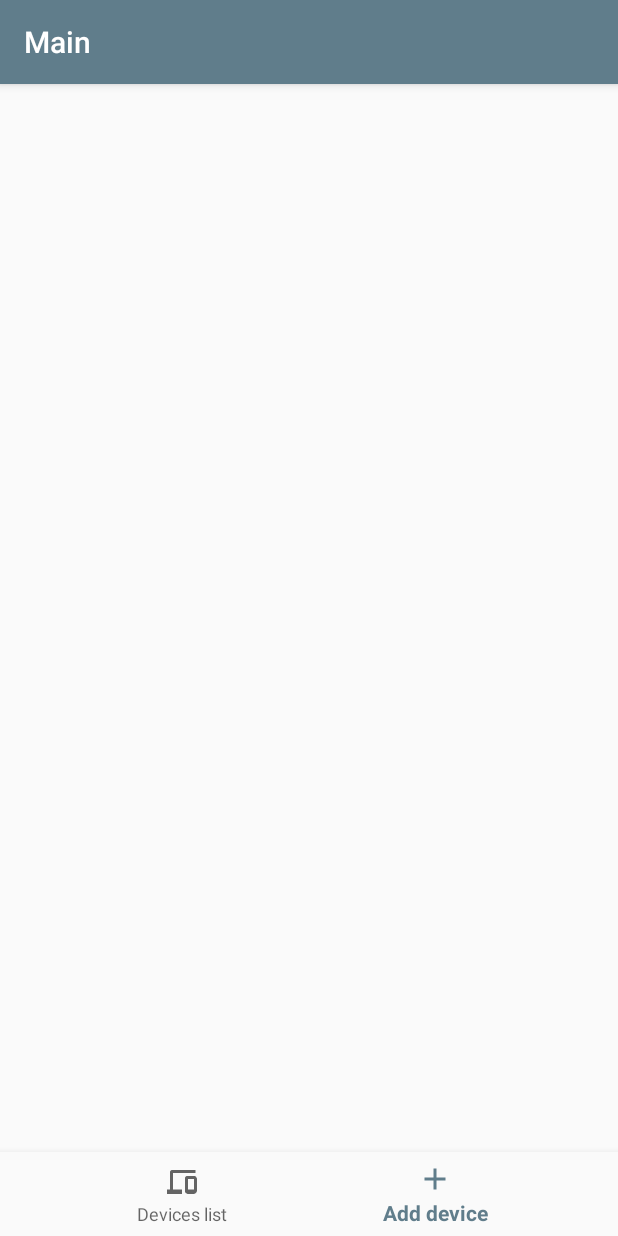
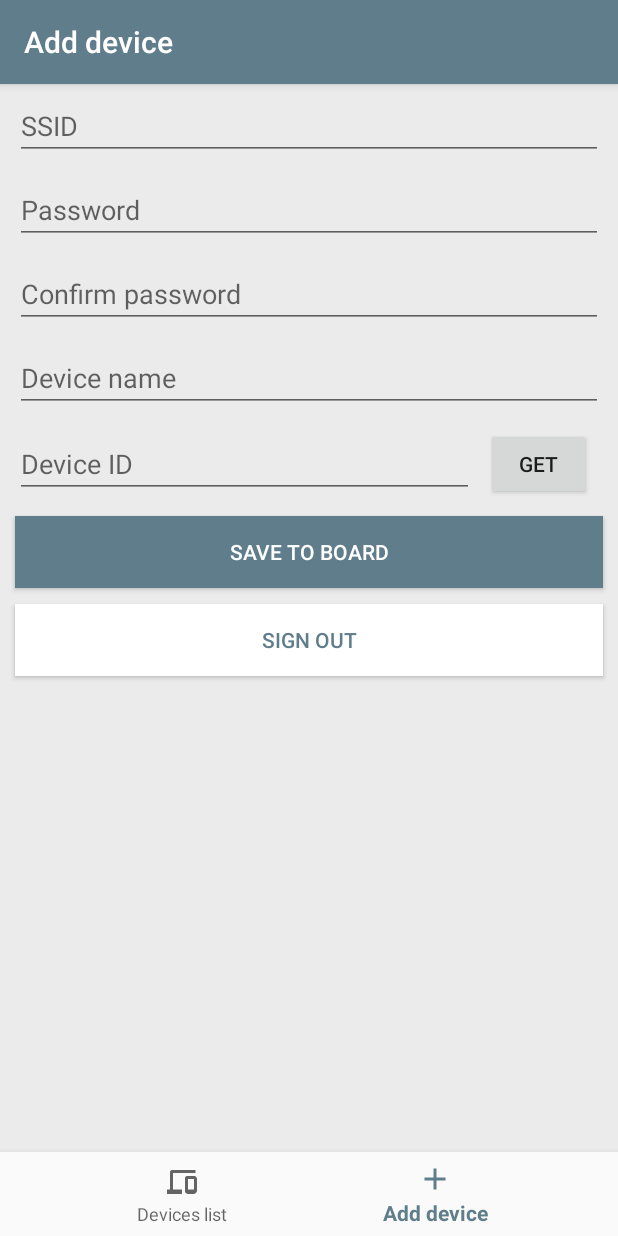
Before and after one commit to VihlayewAlex/ESPCON-Android, an Android app: the MainTabActivity screen opened directly, with no data from a screen before it, item 2 of the bottom bar chosen, on a phone screen of 412 x 824 dp. Run offline under Robolectric (Android 15) with nearby library versions, the light colour scheme and no system bars.

Commit message:
Add Log In functionality, storing UserInfo, Add Device UI

```diff
--- /dev/null
+++ b/app/src/main/java/com/alexvihlayew/espcon/Modules/Main/Fragments/AddDeviceFragment.kt
@@ -0,0 +1,45 @@
+package com.alexvihlayew.espcon.Modules.Main.Fragments
+
+
+import android.os.Bundle
+import android.support.v4.app.Fragment
+import android.view.LayoutInflater
+import android.view.View
+import android.view.ViewGroup
+import android.widget.Button
+
+import com.alexvihlayew.espcon.R
+import com.alexvihlayew.espcon.Services.DatabaseService
+import kotlinx.android.synthetic.main.fragment_add_device.*
+
+
+/**
+ * A simple [Fragment] subclass.
+ */
+class AddDeviceFragment : Fragment() {
+
+
+    override fun onCreateView(inflater: LayoutInflater?, container: ViewGroup?,
+                              savedInstanceState: Bundle?): View? {
+        // Inflate the layout for this fragment
+        return inflater!!.inflate(R.layout.fragment_add_device, container, false)
+    }
+
+    override fun onStart() {
+        super.onStart()
+
+        configureButtons()
+    }
+
+    private fun configureButtons() {
+        view?.findViewById<Button>(R.id.buttonSignOut)?.setOnClickListener { _ ->
+            signOut()
+        }
+    }
+
+    private fun signOut() {
+        DatabaseService.shared().deleteAll()
+        activity.finish()
+    }
+
+}// Required empty public constructor
--- /dev/null
+++ b/app/src/main/java/com/alexvihlayew/espcon/Modules/Main/Fragments/DevicesListFragment.kt
@@ -0,0 +1,25 @@
+package com.alexvihlayew.espcon.Modules.Main.Fragments
+
+
+import android.os.Bundle
+import android.support.v4.app.Fragment
+import android.view.LayoutInflater
+import android.view.View
+import android.view.ViewGroup
+
+import com.alexvihlayew.espcon.R
+
+
+/**
+ * A simple [Fragment] subclass.
+ */
+class DevicesListFragment : Fragment() {
+
+
+    override fun onCreateView(inflater: LayoutInflater?, container: ViewGroup?,
+                              savedInstanceState: Bundle?): View? {
+        // Inflate the layout for this fragment
+        return inflater!!.inflate(R.layout.fragment_devices_list, container, false)
+    }
+
+}// Required empty public constructor
--- a/app/src/main/java/com/alexvihlayew/espcon/Modules/Main/MainTabActivity.kt
+++ b/app/src/main/java/com/alexvihlayew/espcon/Modules/Main/MainTabActivity.kt
@@ -2,21 +2,33 @@ package com.alexvihlayew.espcon.Modules.Main
 
 import android.os.Bundle
 import android.support.design.widget.BottomNavigationView
+import android.support.v4.app.Fragment
 import android.support.v7.app.AppCompatActivity
 import android.util.Log
+import com.alexvihlayew.espcon.Modules.Auth.AuthTabActivity
+import com.alexvihlayew.espcon.Modules.Auth.Fragments.LogInFragment
+import com.alexvihlayew.espcon.Modules.Auth.Fragments.SignInFragment
+import com.alexvihlayew.espcon.Modules.Main.Fragments.AddDeviceFragment
+import com.alexvihlayew.espcon.Modules.Main.Fragments.DevicesListFragment
 import com.alexvihlayew.espcon.R
 import kotlinx.android.synthetic.main.activity_main_tab.*
 
 class MainTabActivity : AppCompatActivity() {
 
+    enum class MainFragment {
+        DEVICES_LIST, ADD_DEVICE
+    }
+
     private val mOnNavigationItemSelectedListener = BottomNavigationView.OnNavigationItemSelectedListener { item ->
         when (item.itemId) {
             R.id.navigation_devices_list -> {
                 Log.d("MainTabActivity","Devices list")
+                switchToFragment(MainFragment.DEVICES_LIST)
                 return@OnNavigationItemSelectedListener true
             }
             R.id.navigation_add_device -> {
                 Log.d("MainTabActivity","Add device")
+                switchToFragment(MainFragment.ADD_DEVICE)
                 return@OnNavigationItemSelectedListener true
             }
         }
@@ -28,5 +40,40 @@ class MainTabActivity : AppCompatActivity() {
         setContentView(R.layout.activity_main_tab)
 
         main_navigation.setOnNavigationItemSelectedListener(mOnNavigationItemSelectedListener)
+
+        configureInitialFragment()
     }
+
+    private fun configureInitialFragment() {
+        val fragmentManager = supportFragmentManager
+        val fragmentTransaction = fragmentManager.beginTransaction()
+        fragmentTransaction.add(R.id.main_frame_layout, fragmentOfType(MainTabActivity.MainFragment.DEVICES_LIST))
+        fragmentTransaction.commit()
+        supportActionBar?.title = "Devices list"
+    }
+
+    private fun switchToFragment(newFragment: MainTabActivity.MainFragment) {
+        val fragmentManager = supportFragmentManager
+        val targetFragment = fragmentOfType(newFragment)
+        val fragmentTransaction = fragmentManager.beginTransaction()
+        fragmentTransaction.replace(R.id.main_frame_layout, targetFragment)
+        fragmentTransaction.commit()
+        supportActionBar?.title = when (newFragment) {
+            MainTabActivity.MainFragment.DEVICES_LIST -> "Devices list"
+            MainTabActivity.MainFragment.ADD_DEVICE -> "Add device"
+        }
+    }
+
+    private fun fragmentOfType(type: MainTabActivity.MainFragment): Fragment {
+        return when (type) {
+            MainTabActivity.MainFragment.DEVICES_LIST -> DevicesListFragment().also { fragment ->
+                // setup
+            }
+            MainTabActivity.MainFragment.ADD_DEVICE -> AddDeviceFragment().also { fragment ->
+                // setup
+            }
+        }
+
+    }
+
 }
--- a/app/src/main/res/layout/activity_main_tab.xml
+++ b/app/src/main/res/layout/activity_main_tab.xml
@@ -21,12 +21,9 @@
 
     <FrameLayout
         android:id="@+id/main_frame_layout"
-        android:layout_width="368dp"
-        android:layout_height="439dp"
-        android:layout_marginBottom="8dp"
-        android:layout_marginEnd="8dp"
-        android:layout_marginStart="8dp"
-        android:layout_marginTop="8dp"
+        android:layout_width="match_parent"
+        android:layout_height="match_parent"
+        android:layout_margin="0dp"
         app:layout_constraintBottom_toTopOf="@id/main_navigation"
         app:layout_constraintEnd_toEndOf="parent"
         app:layout_constraintStart_toStartOf="parent"
--- /dev/null
+++ b/app/src/main/res/layout/fragment_add_device.xml
@@ -0,0 +1,104 @@
+<FrameLayout xmlns:android="http://schemas.android.com/apk/res/android"
+    xmlns:app="http://schemas.android.com/apk/res-auto"
+    xmlns:tools="http://schemas.android.com/tools"
+    android:layout_width="match_parent"
+    android:layout_height="match_parent"
+    android:background="#EBEBEB"
+    tools:context="com.alexvihlayew.espcon.Modules.Main.Fragments.AddDeviceFragment">
+
+    <LinearLayout
+        android:layout_width="match_parent"
+        android:layout_height="match_parent"
+        android:orientation="vertical">
+
+        <EditText
+            android:id="@+id/fieldSSID"
+            android:layout_width="match_parent"
+            android:layout_height="wrap_content"
+            android:layout_marginHorizontal="10dp"
+            android:layout_marginVertical="5dp"
+            android:inputType="textPersonName"
+            android:hint="SSID" />
+
+        <EditText
+            android:id="@+id/fieldPassword"
+            android:layout_width="match_parent"
+            android:layout_height="wrap_content"
+            android:layout_marginHorizontal="10dp"
+            android:layout_marginVertical="5dp"
+            android:inputType="textPersonName"
+            android:hint="Password" />
+
+        <EditText
+            android:id="@+id/fieldConfirmPassword"
+            android:layout_width="match_parent"
+            android:layout_height="wrap_content"
+            android:layout_marginHorizontal="10dp"
+            android:layout_marginVertical="5dp"
+            android:inputType="textPersonName"
+            android:hint="Confirm password" />
+
+        <EditText
+            android:id="@+id/fieldDeviceName"
+            android:layout_width="match_parent"
+            android:layout_height="wrap_content"
+            android:layout_marginHorizontal="10dp"
+            android:layout_marginVertical="5dp"
+            android:inputType="textPersonName"
+            android:hint="Device name" />
+
+        <android.support.constraint.ConstraintLayout
+            android:layout_width="match_parent"
+            android:layout_height="wrap_content"
+            android:layout_marginHorizontal="10dp"
+            android:layout_marginVertical="5dp">
+
+            <EditText
+                android:id="@+id/fieldDeviceID"
+                android:layout_width="0dp"
+                android:layout_height="wrap_content"
+                android:layout_marginEnd="8dp"
+                android:ems="10"
+                android:inputType="textPersonName"
+                android:hint="Device ID"
+                app:layout_constraintBottom_toBottomOf="parent"
+                app:layout_constraintEnd_toStartOf="@+id/button"
+                app:layout_constraintStart_toStartOf="parent"
+                app:layout_constraintTop_toTopOf="parent" />
+
+            <Button
+                android:id="@+id/button"
+                android:layout_width="70dp"
+                android:layout_height="match_parent"
+                android:layout_marginEnd="8dp"
+                android:text="Get"
+                app:layout_constraintBottom_toBottomOf="parent"
+                app:layout_constraintEnd_toEndOf="parent"
+                app:layout_constraintTop_toTopOf="parent" />
+
+        </android.support.constraint.ConstraintLayout>
+
+        <Button
+            android:id="@+id/buttonSaveToBoard"
+            android:layout_width="match_parent"
+            android:layout_height="wrap_content"
+            android:layout_marginHorizontal="10dp"
+            android:layout_marginVertical="5dp"
+            android:background="@color/colorPrimary"
+            android:elevation="0dp"
+            android:text="Save to board"
+            android:textColor="@android:color/white" />
+
+        <Button
+            android:id="@+id/buttonSignOut"
+            android:layout_width="match_parent"
+            android:layout_height="wrap_content"
+            android:layout_marginHorizontal="10dp"
+            android:layout_marginVertical="5dp"
+            android:background="@android:color/white"
+            android:text="Sign Out"
+            android:textColor="@color/colorPrimary"/>
+
+    </LinearLayout>
+
+</FrameLayout>
--- a/app/src/main/res/values/strings.xml
+++ b/app/src/main/res/values/strings.xml
@@ -11,4 +11,7 @@
     <string name="title_log_in">Log in</string>
     <string name="title_sign_in">Sign in</string>
 
+    <!-- TODO: Remove or change this placeholder text -->
+    <string name="hello_blank_fragment">Hello blank fragment</string>
+
 </resources>
```
Also changed, not shown: app/src/main/java/com/alexvihlayew/espcon/Entities/RealmUserInfo.kt (added, +28 -0 lines), app/src/main/java/com/alexvihlayew/espcon/Entities/UserInfo.kt (added, +15 -0 lines), app/src/main/java/com/alexvihlayew/espcon/Modules/Auth/AuthTabActivity.kt (+15 -2 lines), app/src/main/java/com/alexvihlayew/espcon/Modules/MainActivity.kt (+5 -4 lines), app/src/main/java/com/alexvihlayew/espcon/Services/AuthService.kt (+34 -3 lines), app/src/main/java/com/alexvihlayew/espcon/Services/DatabaseService.kt (+43 -2 lines), app/src/main/res/layout/fragment_devices_list.xml (added, +14 -0 lines), app/src/main/res/layout/fragment_log_in.xml (+6 -3 lines), app/src/main/res/layout/fragment_sign_in.xml (+10 -5 lines).
